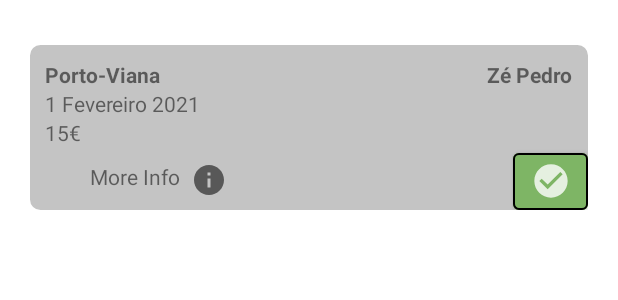
After one commit to LuisPereira474/TPCM, an Android app: the layout wish_list_line.xml on its own in the app's theme, with its tools: preview values and no code run, on a phone screen of 412 x 824 dp. The commit adds this screen. Shown: the top 300 px of the screen. Run offline under Robolectric (Android 15) with nearby library versions, the phone set to English and light mode, and no system bars.

Commit message:
Wish list page - layout and recycler

```diff
--- a/app/src/main/AndroidManifest.xml
+++ b/app/src/main/AndroidManifest.xml
@@ -12,6 +12,9 @@
         android:roundIcon="@mipmap/ic_launcher_round"
         android:supportsRtl="true"
         android:theme="@style/Theme.TPCM">
+        <activity
+            android:name=".aplication.WishList"
+            android:exported="false" />
         <activity
             android:name=".aplication.BoleiaCondutor"
             android:exported="false" />
--- a/app/src/main/java/com/example/tpcm/adapters/HistoricoAdapter.kt
+++ b/app/src/main/java/com/example/tpcm/adapters/HistoricoAdapter.kt
@@ -11,7 +11,9 @@ import com.example.tpcm.models.Historico
 import kotlinx.android.synthetic.main.historico_line.view.*
 
 class HistoricoAdapter(
+
     private val linhas: ArrayList<Historico>
+
 ) : RecyclerView.Adapter<HistoricoViewHolder>() {
     override fun onCreateViewHolder(parent: ViewGroup, viewType: Int): HistoricoViewHolder {
         return HistoricoViewHolder(
--- a/app/src/main/res/layout/search_line.xml
+++ b/app/src/main/res/layout/search_line.xml
@@ -81,6 +81,7 @@
 
 
         <Button
+            android:id="@+id/acceptBol"
             android:layout_width="50dp"
             android:layout_height="50dp"
             android:layout_alignParentEnd="true"
--- /dev/null
+++ b/app/src/main/res/layout/wish_list_line.xml
@@ -0,0 +1,87 @@
+<?xml version="1.0" encoding="utf-8"?>
+<RelativeLayout xmlns:android="http://schemas.android.com/apk/res/android"
+    android:layout_width="match_parent"
+    android:layout_height="110dp"
+    xmlns:app="http://schemas.android.com/apk/res-auto"
+    android:layout_marginLeft="20dp"
+    android:layout_marginRight="20dp"
+    android:layout_marginTop="30dp"
+    android:background="@drawable/historico_rounded_border"
+    android:backgroundTint="#C4C4C4">
+
+    <TextView
+        android:id="@+id/fromToWishList"
+        android:layout_width="wrap_content"
+        android:layout_height="wrap_content"
+        android:layout_marginStart="10dp"
+        android:layout_marginTop="10dp"
+        android:textStyle="bold"
+        android:text="Porto-Viana"/>
+
+    <TextView
+        android:id="@+id/idBoleiaWishList"
+        android:layout_width="wrap_content"
+        android:layout_height="wrap_content"
+        android:layout_marginStart="10dp"
+        android:layout_marginTop="10dp"
+        android:textStyle="bold"
+        android:text="idBoleia"
+        android:visibility="invisible"/>
+
+    <TextView
+        android:id="@+id/dateWishList"
+        android:text="1 Fevereiro 2021"
+        android:layout_below="@+id/fromToWishList"
+        android:layout_width="wrap_content"
+        android:layout_height="wrap_content"
+        android:layout_marginStart="10dp"/>
+
+    <TextView
+        android:id="@+id/priceWishList"
+        android:text="15€"
+        android:layout_below="@+id/dateWishList"
+        android:layout_width="wrap_content"
+        android:layout_height="wrap_content"
+        android:layout_marginStart="10dp"/>
+
+    <TextView
+        android:id="@+id/nomeCriadorWishList"
+        android:text="Zé Pedro"
+        android:layout_alignParentEnd="true"
+        android:layout_width="wrap_content"
+        android:layout_height="wrap_content"
+        android:layout_marginEnd="10dp"
+        android:layout_marginTop="10dp"
+        android:textStyle="bold"/>
+
+    <TextView
+        android:id="@+id/moreInfoWishList"
+        android:layout_width="wrap_content"
+        android:layout_height="wrap_content"
+        android:text="@string/moreInfo"
+        android:layout_below="@+id/priceWishList"
+        android:layout_alignLeft="@+id/priceWishList"
+        android:layout_marginLeft="30dp"
+        android:layout_marginTop="10dp"
+        android:drawableEnd="@drawable/ic_info"
+        android:drawablePadding="7dp"/>
+
+
+    <Button
+        android:id="@+id/acceptBolWishList"
+        android:layout_width="50dp"
+        android:layout_height="50dp"
+        android:layout_alignParentEnd="true"
+        android:layout_alignParentBottom="true"
+        android:layout_marginBottom="-6dp"
+        android:backgroundTint="#7EB565"
+        app:strokeColor="@color/black"
+        app:strokeWidth="1dp"
+        app:icon="@drawable/ic_check"
+        app:iconGravity="textStart"
+        app:iconPadding="0dp"
+        android:onClick="acceptBoleia"
+        />
+
+
+</RelativeLayout>
```
Also changed, not shown: app/src/main/java/com/example/tpcm/adapters/WishListAdapter.kt (added, +52 -0 lines), app/src/main/java/com/example/tpcm/aplication/WishList.kt (added, +36 -0 lines), app/src/main/java/com/example/tpcm/models/Wishlist.kt (added, +9 -0 lines), app/src/main/res/layout/activity_wish_list.xml (added, +76 -0 lines).
